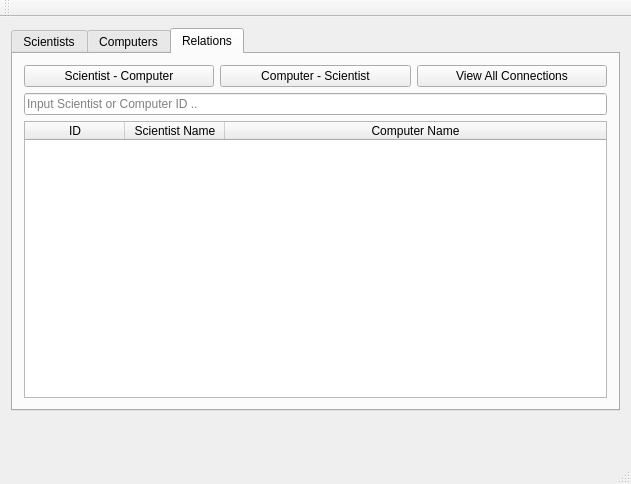
Old version of the form mainwindow.ui in the repository Tryggvith/vika3.
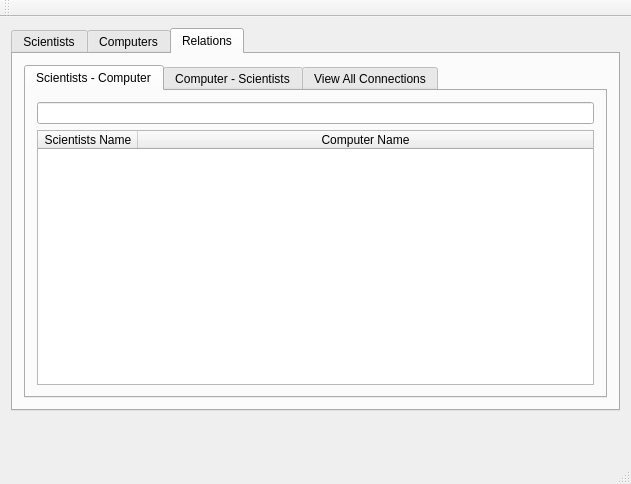
New version of the form.

```diff
--- a/mainwindow.ui
+++ b/mainwindow.ui
@@ -209,37 +209,60 @@
         <item>
          <layout class="QHBoxLayout" name="horizontalLayout_4">
           <item>
-           <widget class="QPushButton" name="button_Scientist_Computer_Join">
-            <property name="text">
-             <string>Scientist - Computer</string>
+           <widget class="QTabWidget" name="tabWidget_2">
+            <property name="currentIndex">
+             <number>0</number>
             </property>
-           </widget>
+            <widget class="QWidget" name="Scientists_Computer">
+             <attribute name="title">
+              <string>Scientists - Computer</string>
+             </attribute>
+             <layout class="QVBoxLayout" name="verticalLayout_5">
+              <item>
+               <widget class="QLineEdit" name="input_Scientists_id"/>
           </item>
           <item>
-           <widget class="QPushButton" name="button_Computer_Scientist_Join">
+               <widget class="QTableWidget" name="table_Scientists_Computer">
+                <attribute name="horizontalHeaderShowSortIndicator" stdset="0">
+                 <bool>false</bool>
+                </attribute>
+                <attribute name="horizontalHeaderStretchLastSection">
+                 <bool>true</bool>
+                </attribute>
+                <column>
             <property name="text">
-             <string>Computer - Scientist</string>
-            </property>
-           </widget>
-          </item>
+                  <string>Scientists Name</string>
+                 </property>
+                </column>
+                <column>
+                 <property name="text">
+                  <string>Computer Name</string>
+                 </property>
+                </column>
+               </widget>
+              </item>
+             </layout>
+            </widget>
+            <widget class="QWidget" name="computer_Scientists">
+             <attribute name="title">
+              <string>Computer - Scientists</string>
+             </attribute>
+             <layout class="QVBoxLayout" name="verticalLayout_6">
           <item>
-           <widget class="QPushButton" name="button_View_All_Connections">
-            <property name="text">
+               <widget class="QLineEdit" name="Input_Computer_id"/>
+              </item>
+              <item>
+               <widget class="QTableWidget" name="table_Computer_Scientists"/>
+              </item>
+             </layout>
+            </widget>
+            <widget class="QWidget" name="viewallconnections">
+             <attribute name="title">
              <string>View All Connections</string>
-            </property>
-           </widget>
-          </item>
-         </layout>
-        </item>
+             </attribute>
+             <layout class="QVBoxLayout" name="verticalLayout_7">
         <item>
-         <widget class="QLineEdit" name="Input_ID">
-          <property name="placeholderText">
-           <string>Input Scientist or Computer ID ..</string>
-          </property>
-         </widget>
-        </item>
-        <item>
-         <widget class="QTableWidget" name="table_join_view">
+               <widget class="QTableWidget" name="table_View_join_Connections">
           <attribute name="horizontalHeaderStretchLastSection">
            <bool>true</bool>
           </attribute>
@@ -250,7 +273,7 @@
           </column>
           <column>
            <property name="text">
-            <string>Scientist Name</string>
+                  <string>Scientists Name</string>
            </property>
           </column>
           <column>
@@ -259,6 +282,12 @@
            </property>
           </column>
          </widget>
+              </item>
+             </layout>
+            </widget>
+           </widget>
+          </item>
+         </layout>
         </item>
        </layout>
       </widget>
```
Left out of the diff: 2 changed lines with no effect on the pictures. Lines whose indentation alone changed are shown as unchanged.
